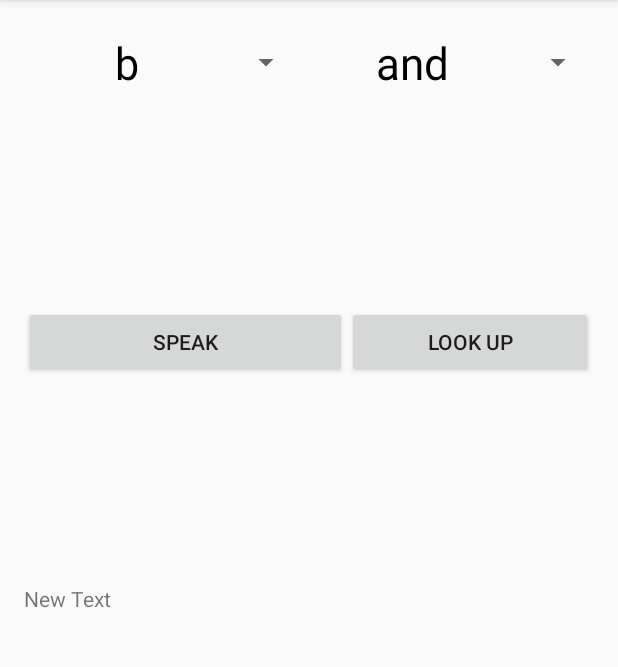
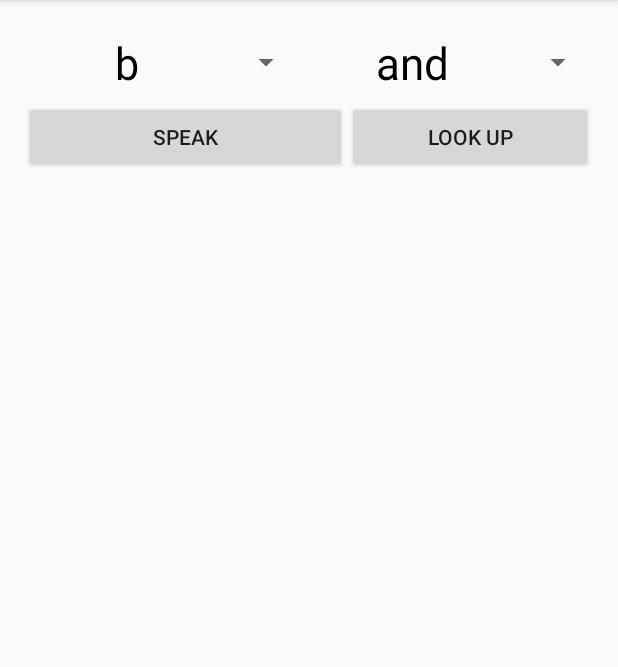
Before and after one commit to dannybeaumont/MyPhonetics, an Android app: the screen it shows after launch (MainActivity), on a phone screen of 412 x 824 dp, the part 84-751 px from its top. Run offline under Robolectric (Android 15) with nearby library versions, the phone set to English and light mode, and no system bars; libraries missing offline, so code that uses them is left out: com.koushikdutta.async, com.koushikdutta.ion.

```diff
--- a/app/src/main/java/dannybeaumont/myphonetics/MainActivity.java
+++ b/app/src/main/java/dannybeaumont/myphonetics/MainActivity.java
@@ -47,7 +47,7 @@ public class MainActivity extends AppCompatActivity implements View.OnClickListe
         speakButton.setOnClickListener(this);
         spinnerFirst = (Spinner) findViewById(R.id.spinner);
         spinnerSecond = (Spinner) findViewById(R.id.spinner2);
-        textView = (TextView) findViewById(R.id.textView);
+        textView = (TextView) findViewById(R.id.text_view);
         speech = new TextToSpeech(getApplicationContext(),this);
         lookupButton = (Button) findViewById(R.id.button_define);
         lookupButton.setOnClickListener(new View.OnClickListener() {
@@ -68,16 +68,17 @@ public class MainActivity extends AppCompatActivity implements View.OnClickListe
                                         JsonArray definitions = result.getResult().getAsJsonArray("definitions");
                                         textView.setText("");
                                         defined = new ArrayList<Definition>();
-                                        for(JsonElement definition : definitions){
+                                        for (JsonElement definition : definitions) {
                                             Gson gson = new Gson();
-                                            Definition definition1 = gson.fromJson(definition,Definition.class);
+                                            Definition definition1 = gson.fromJson(definition, Definition.class);
                                             defined.add(definition1);
 
-                                            textView.append(definition1.getDefinition()+"\n");
-                                            textView.append(definition1.getPartOfSpeech()+"\n");
+                                            textView.append(definition1.getDefinition() + "\n");
+                                            textView.append(definition1.getPartOfSpeech() + "\n");
                                         }
-                                    }else{
-                                        textView.setText("No Word Found");
+                                        if (defined.size() <= 0){
+                                            textView.setText("No Word Found");
+                                        }
                                     }
 
                                 }
@@ -122,5 +123,8 @@ public class MainActivity extends AppCompatActivity implements View.OnClickListe
     public ArrayList<Definition> getDefined() {
         return defined;
     }
+    public TextToSpeech getSpeech() {
+        return speech;
+    }
 
 }
--- a/app/src/main/res/layout/activity_main.xml
+++ b/app/src/main/res/layout/activity_main.xml
@@ -10,16 +10,13 @@
     tools:context="dannybeaumont.myphonetics.MainActivity">
 
     <LinearLayout
-        android:orientation="vertical"
-        android:layout_width="match_parent"
-        android:layout_height="match_parent">>
-        <LinearLayout
         android:orientation="horizontal"
         android:layout_width="match_parent"
         android:layout_height="wrap_content"
         android:layout_alignParentLeft="true"
         android:layout_alignParentStart="true"
-            android:layout_weight=".2">
+        android:layout_weight=".2"
+        android:id="@+id/linearLayout">
 
         <Spinner
             android:layout_width="wrap_content"
@@ -41,7 +38,11 @@
             android:orientation="horizontal"
             android:layout_width="match_parent"
             android:layout_height="wrap_content"
-                android:layout_weight=".2">
+            android:layout_weight=".2"
+        android:layout_below="@+id/linearLayout"
+        android:layout_alignParentRight="true"
+        android:layout_alignParentEnd="true"
+        android:id="@+id/linearLayout2">
 
             <Button
                 android:layout_width="wrap_content"
@@ -57,19 +58,10 @@
                 android:id="@+id/button_define"
                 android:layout_weight=".3"/>
         </LinearLayout>
-
-        <LinearLayout
-                android:orientation="horizontal"
-                android:layout_width="match_parent"
-                android:layout_height="wrap_content"
-                android:layout_weight=".5">
-
     <TextView
         android:layout_width="match_parent"
         android:layout_height="match_parent"
-                android:text="New Text"
-                android:id="@+id/textView" />
-        </LinearLayout>
-    </LinearLayout>
+        android:id="@+id/text_view"
+        android:layout_below="@+id/linearLayout2" />
 
 </RelativeLayout>
```
Also changed, not shown: 1 other file. Lines whose indentation alone changed are shown as unchanged.
